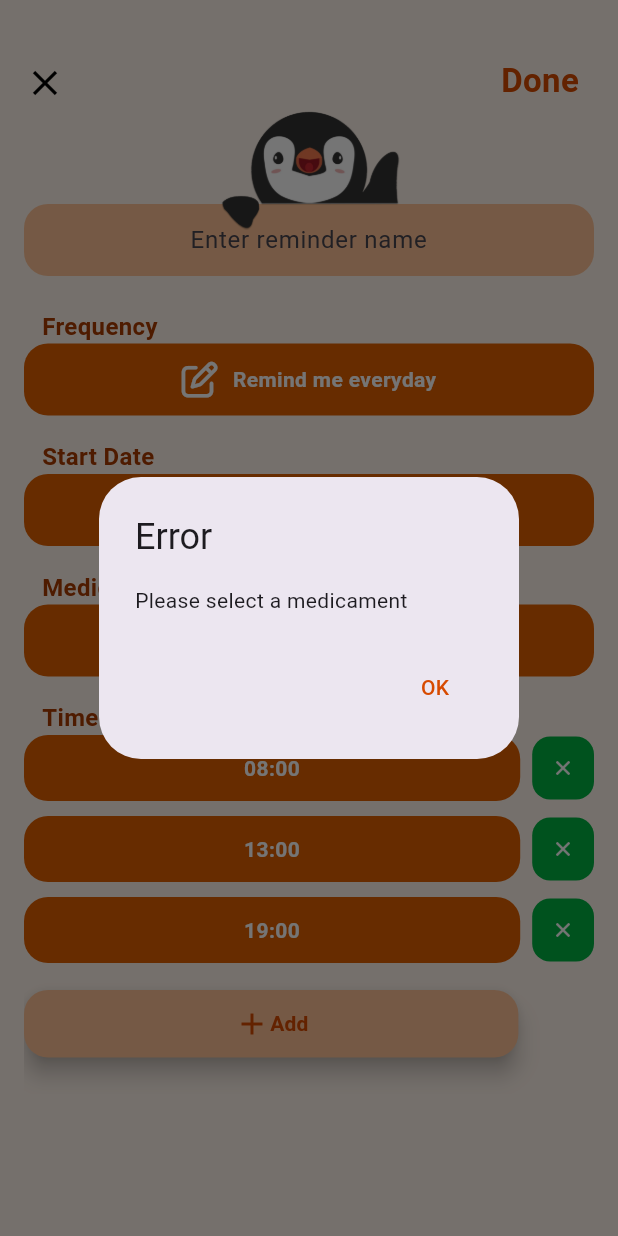
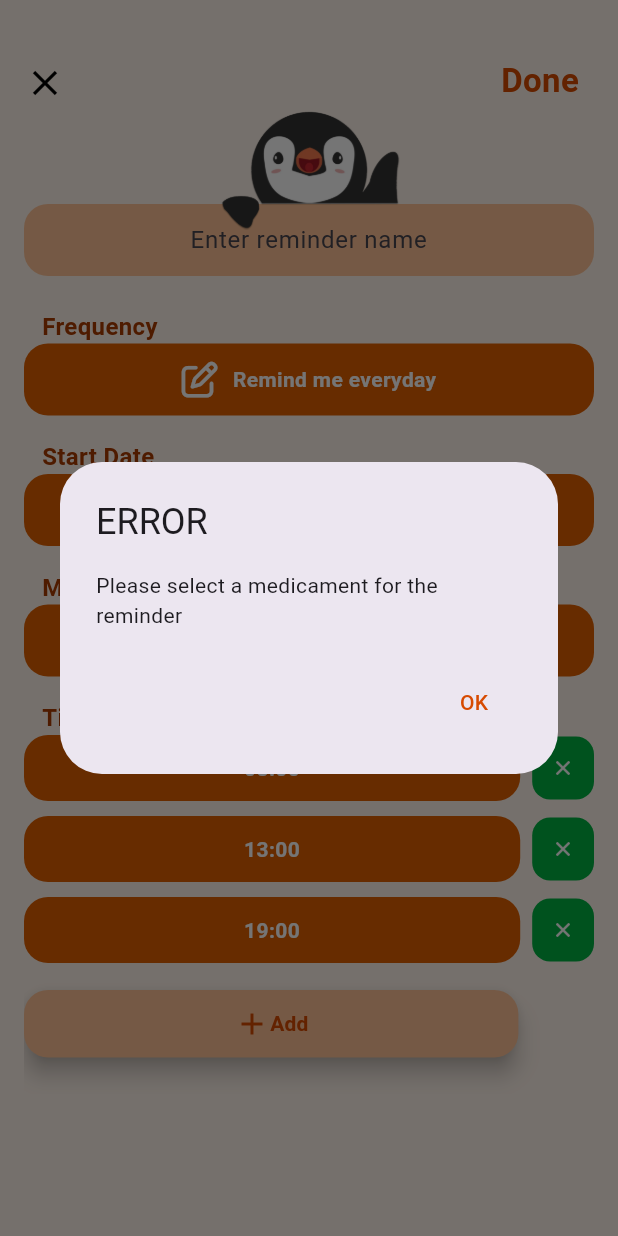
Before and after one commit to YZ1GO/L.EIC017_ES_PRJ, a Flutter app: the AddReminderPage screen opened directly with empty values, after a tap on "Done", on a phone screen of 412 x 824 dp. Run offline on Flutter 3.47's test engine with Material 3 defaults, Android fonts, the phone set to English and light mode, and no system bars; our stand-ins replace envied, firebase_core, firebase_database, flutter_local_notifications, font_awesome_flutter, permission_handler and 2 more; accounts and stored records are empty.

Commit message:
fixed 2 small bugs

```diff
--- a/app/lib/screens/add_reminder_screen.dart
+++ b/app/lib/screens/add_reminder_screen.dart
@@ -509,13 +509,21 @@ class _AddReminderPageState extends State<AddReminderPage> {
         _selectedDays = List.generate(7, (index) => true);
       });
     }
-    if (_times.isEmpty) {
+    if (_times.isEmpty || _medicament == null) {
+      String? message;
+      if (_times.isEmpty && _medicament == null) {
+        message = 'Please select a medicament and at least one time for the reminder';
+      } else if (_times.isEmpty) {
+        message = 'Please select at least one time for the reminder';
+      } else if (_medicament == null) {
+        message = 'Please select a medicament for the reminder';
+      }
       showDialog(
           context: context,
           builder: (context) {
             return AlertDialog(
-              title: const Text('Error'),
-              content: const Text('Please select at least one time for the reminder'),
+              title: const Text('ERROR'),
+              content: Text(message!),
               actions: [
                 TextButton(
                   onPressed: () {
@@ -532,30 +540,7 @@ class _AddReminderPageState extends State<AddReminderPage> {
             );
           }
       );
-    }
-    if (_medicament == null) {
-      showDialog(
-          context: context,
-          builder: (context) {
-            return AlertDialog(
-              title: const Text('Error'),
-              content: const Text('Please select a medicament'),
-              actions: [
-                TextButton(
-                  onPressed: () {
-                    Navigator.pop(context);
-                  },
-                  child: const Text(
-                    'OK',
-                    style: TextStyle(
-                      color: Color.fromRGBO(215, 74, 0, 1),
-                    ),
-                  ),
-                ),
-              ],
-            );
-          }
-      );
+      return;
     }
     try {
       Reminder newReminder = Reminder(
--- a/app/lib/screens/stock_screen.dart
+++ b/app/lib/screens/stock_screen.dart
@@ -76,7 +76,7 @@ class _StockScreenState extends State<StockScreen> {
                       Center(
                         child: Text(
                           widget.selectionMode ?
-                          (selectedMedicament == null ? 'SELECT MEDICAMENT' : selectedMedicament!.name)
+                          (selectedMedicament == null ? 'SELECT MEDICAMENT' : '')
                               : 'MEDICINE STOCK',
                           style: const TextStyle(
                             color: Colors.white,
```
